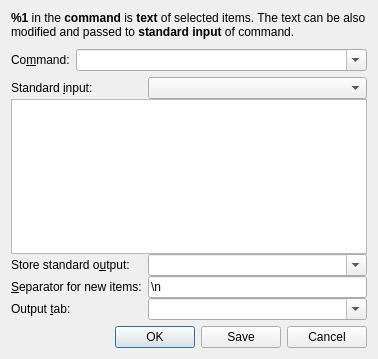
Old version of the form src/ui/actiondialog.ui in the repository hluk/CopyQ.
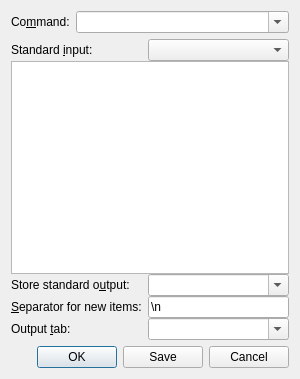
New version of the form. Icons and pictures are not drawn.

Commit message: Pipe commands with new example commands

```diff
--- a/src/ui/actiondialog.ui
+++ b/src/ui/actiondialog.ui
@@ -6,8 +6,8 @@
    <rect>
     <x>0</x>
     <y>0</y>
-    <width>378</width>
-    <height>359</height>
+    <width>300</width>
+    <height>379</height>
    </rect>
   </property>
   <property name="minimumSize">
@@ -24,32 +24,6 @@
     <normaloff>:/images/icon-running.svg</normaloff>:/images/icon-running.svg</iconset>
   </property>
   <layout class="QVBoxLayout" name="verticalLayout">
-   <item>
-    <layout class="QHBoxLayout" name="horizontalLayout_4">
-     <property name="spacing">
-      <number>10</number>
-     </property>
-     <property name="bottomMargin">
-      <number>4</number>
-     </property>
-     <item>
-      <widget class="QLabel" name="inputInfoLabel">
-       <property name="sizePolicy">
-        <sizepolicy hsizetype="Expanding" vsizetype="Expanding">
-         <horstretch>0</horstretch>
-         <verstretch>0</verstretch>
-        </sizepolicy>
-       </property>
-       <property name="text">
-        <string>&lt;b&gt;%1&lt;/b&gt; in the &lt;b&gt;command&lt;/b&gt; is &lt;b&gt;text&lt;/b&gt; of selected items. The text can be also modified and passed to &lt;b&gt;standard input&lt;/b&gt; of command.</string>
-       </property>
-       <property name="wordWrap">
-        <bool>true</bool>
-       </property>
-      </widget>
-     </item>
-    </layout>
-   </item>
    <item>
     <layout class="QHBoxLayout" name="horizontalLayout" stretch="0,1">
      <property name="spacing">
```
Left out of the diff: 3 changed lines with no effect on the pictures. The commit also changes 9 other files.
